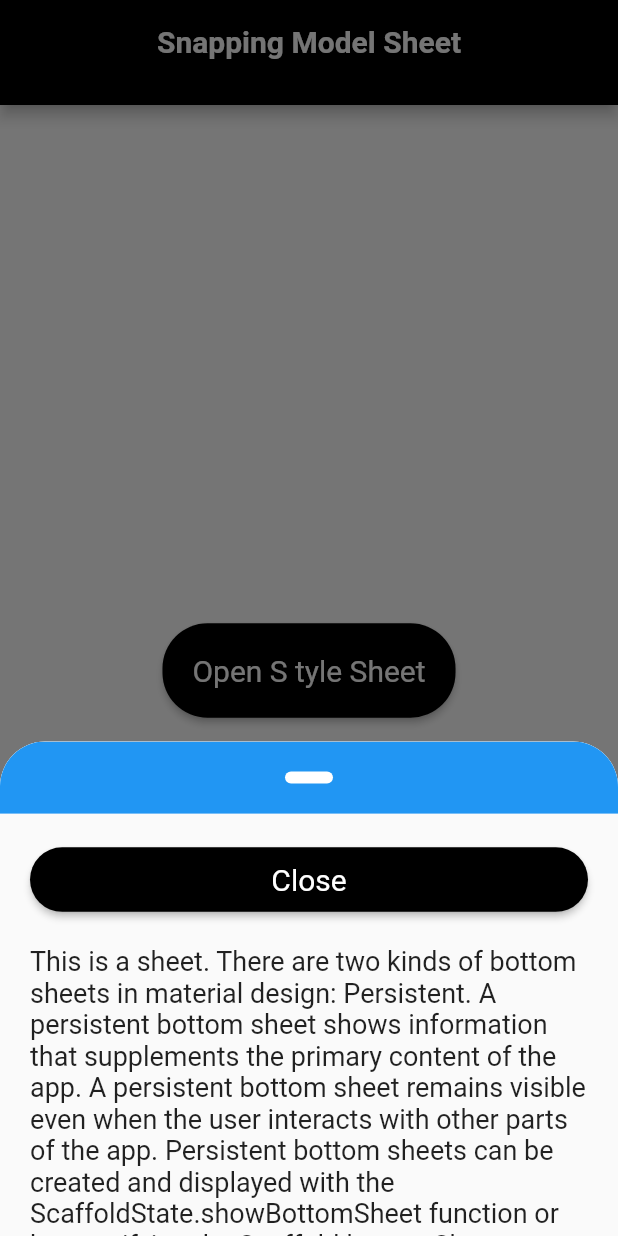
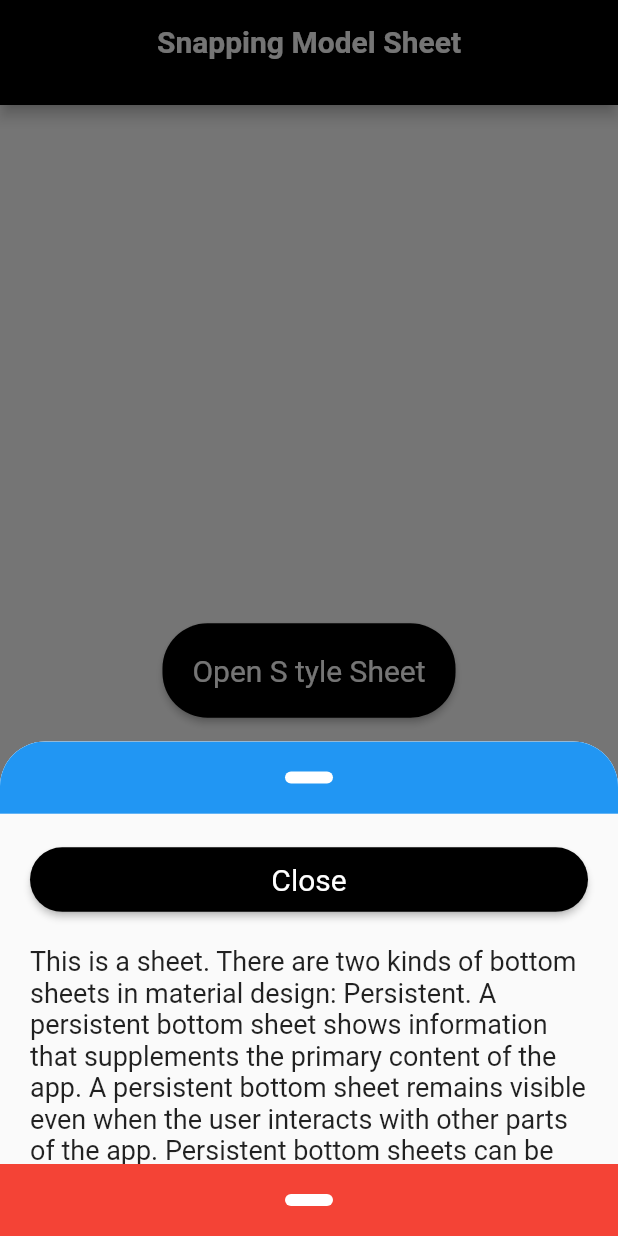
Before and after one commit to mirshahbazi/Sanpping-Bottom-Sheet, a Flutter app: the screen it shows after launch, after a tap on "Open S tyle Sheet", on a phone screen of 412 x 824 dp. Run offline on Flutter 3.47's test engine with Material 2 defaults, Android fonts, the phone set to English and light mode, and no system bars; drawn by our look-alikes of sliding_sheet.

Commit message:
some changes

```diff
--- a/lib/main.dart
+++ b/lib/main.dart
@@ -1,3 +1,4 @@
+import 'dart:async';
 import 'dart:ui';
 
 import 'package:flutter/material.dart';
@@ -25,11 +26,12 @@ class MainPage extends StatefulWidget {
   _MainPageState createState() => _MainPageState();
 }
 
+StreamController<bool> controller = StreamController.broadcast();
+
 class _MainPageState extends State<MainPage> {
-  bool _visibleBox = false;
-
   final double sSize = 0.4;
   final bSize = 0.7;
+
 
   @override
   Widget build(BuildContext context) => Scaffold(
@@ -52,42 +54,41 @@ class _MainPageState extends State<MainPage> {
                   padding: EdgeInsets.all(20),
                   textStyle: TextStyle(fontSize: 20),
                 ),
-                onPressed: showSheet,
+               onPressed: (){
+                  showSheet(context);
+               },
                 child: Text('Open S tyle Sheet'))),
       );
 
-  Future showSheet() => showSlidingBottomSheet(context,
+  Future showSheet(BuildContext context) => showSlidingBottomSheet(context,
       builder: (context) => SlidingSheetDialog(
             avoidStatusBar: true,
             cornerRadius: 30,
             minHeight: 210,
-          builder: buildSheet,
-          isDismissable: false,
+            isDismissable: true,
             snapSpec: SnapSpec(
               initialSnap: sSize,
               snap: true,
               snappings: [sSize, bSize],
               onSnap: (state, snap) {
-              print('Snapped to $snap');
-              setState(() {
-              if(snap == sSize){
-                _visibleBox = false;
-                print('Snapped to false');
-              }
-              if(snap == bSize){
-                _visibleBox = true;
-                print('Snapped to true');
-              }
-              if(snap != sSize && snap != bSize){
-                _visibleBox = false;
-                print('Snapped to false');
-              }
-              });
+                controller.add(state.isExpanded);
               },
             ),
-          headerBuilder: buildHeader));
+            headerBuilder: (context, state) => Material(
+              color: Theme.of(context).primaryColor,
+              child: buildHeader(context, state),
+            ),
+            footerBuilder: (ctx, state) => Material(
+              color: Theme.of(context).primaryColor,
+              child: buildFooter(context, state),
+            ),
+            builder: (context, state) => Material(
+              color: Theme.of(context).primaryColor,
+              child: buildBody(context, state),
+            ),
+      ));
 
-  Widget buildSheet(context, state) => Material(
+  Widget buildBody(context, state) => Material(
         child: ListView(
           shrinkWrap: true,
           primary: false,
@@ -104,13 +105,6 @@ class _MainPageState extends State<MainPage> {
               child: Text('Close'),
             ),
             SizedBox(height: 20),
-            _visibleBox
-                ? Container(
-                  width: 200.0,
-                  height: 200.0,
-                  color: Colors.green,
-                )
-                : Container(),
             Text(
               'This is a sheet. There are two kinds of bottom sheets in material design: Persistent. A persistent bottom sheet shows information that supplements the primary content of the app. A persistent bottom sheet remains visible even when the user interacts with other parts of the app. Persistent bottom sheets can be created and displayed with the ScaffoldState.showBottomSheet function or by specifying the Scaffold.bottomSheet constructor parameter. Modal. A modal bottom sheet is an alternative to a menu or a dialog and prevents the user from interacting with the rest of the app. Modal bottom sheets can be created and displayed with the showModalBottomSheet function.',
               style: TextStyle(fontSize: 18),
@@ -137,4 +131,48 @@ class _MainPageState extends State<MainPage> {
           ]),
         ),
       );
+
+
+  Widget buildFooter(BuildContext context, SheetState state) {
+    return  StreamBuilder<Object>(
+      stream: controller.stream ,
+      builder: (context, snapshot) {
+        return Material(
+          child: snapshot.data == true ? Container(
+            color: Colors.blue,
+            child: Column(mainAxisSize: MainAxisSize.min, children: [
+              SizedBox(height: 20), Center(
+                child: Container(
+                    width: 32,
+                    height: 8,
+                    decoration: BoxDecoration(
+                      borderRadius: BorderRadius.circular(20),
+                      color: Colors.white,
+                    )),
+              ),
+              SizedBox(height: 20),
+            ]),
+          ) : Container(
+            color: Colors.red,
+            child: Column(mainAxisSize: MainAxisSize.min, children: [
+              SizedBox(height: 20), Center(
+                child: Container(
+                    width: 32,
+                    height: 8,
+                    decoration: BoxDecoration(
+                      borderRadius: BorderRadius.circular(20),
+                      color: Colors.white,
+                    )),
+              ),
+              SizedBox(height: 20),
+            ]),
+          ),
+        );
       }
+    ) ;
+  }
+
+  bool transform(SheetState state){
+    return state.isExpanded;
+  }
+}
```
Also changed, not shown: lib/PlayerCardDialog.dart (added, +37 -0 lines), lib/PlayerPreview.dart (added, +21 -0 lines), lib/playerMain.dart (added, +21 -0 lines), lib/test.dart (added, +150 -0 lines), 1 other file. Lines whose indentation alone changed are shown as unchanged.
